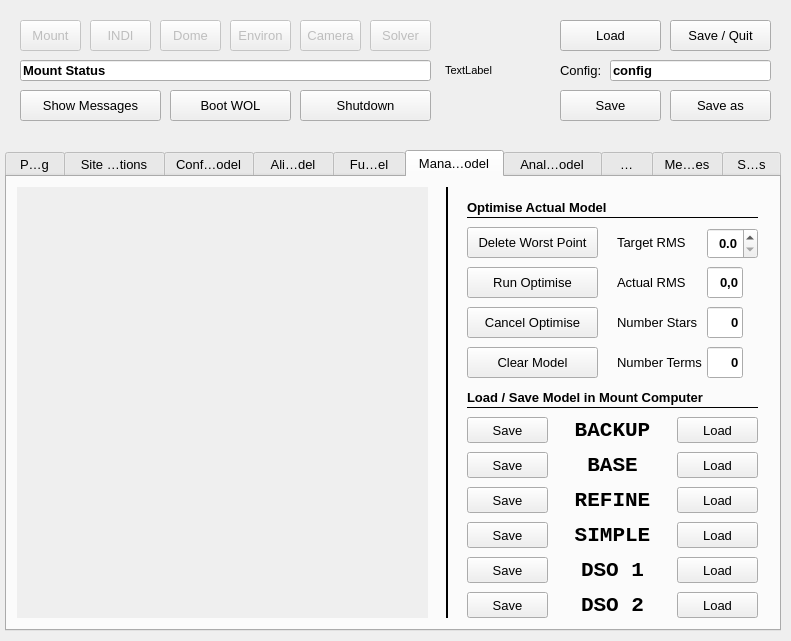
Old version of the form mountwizzard/gui/wizzard_main_ui.ui in the repository sayitfast/MountWizzard3.
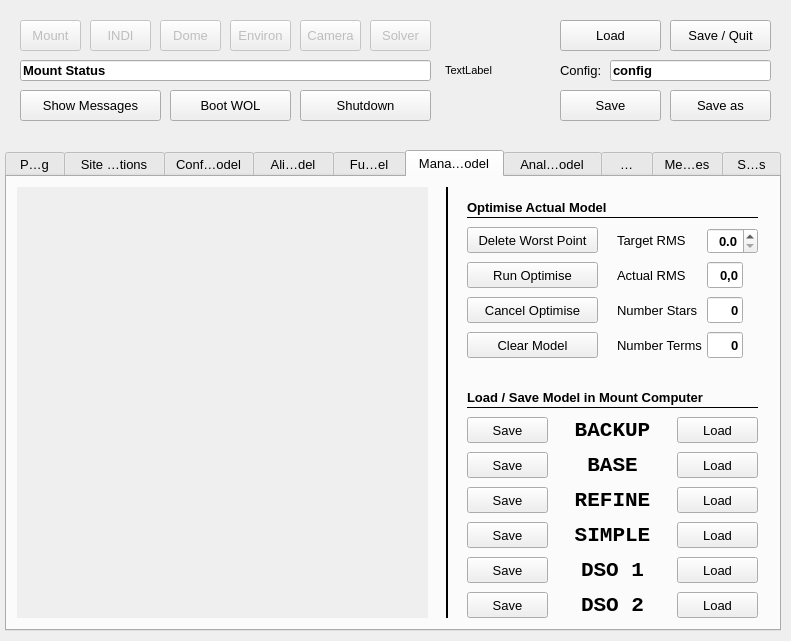
New version of the form. The open tabs and pages were chosen to show the change.

Diff of the .ui file:
```diff
--- a/mountwizzard/gui/wizzard_main_ui.ui
+++ b/mountwizzard/gui/wizzard_main_ui.ui
@@ -7446,7 +7446,7 @@
        <x>610</x>
        <y>50</y>
        <width>71</width>
-       <height>31</height>
+       <height>26</height>
       </rect>
      </property>
      <property name="font">
@@ -7462,9 +7462,9 @@
      <property name="geometry">
       <rect>
        <x>460</x>
-       <y>90</y>
+       <y>85</y>
        <width>131</width>
-       <height>31</height>
+       <height>26</height>
       </rect>
      </property>
      <property name="toolTip">
@@ -7480,7 +7480,7 @@
        <x>700</x>
        <y>51</y>
        <width>51</width>
-       <height>31</height>
+       <height>26</height>
       </rect>
      </property>
      <property name="font">
@@ -7589,7 +7589,7 @@
        <x>460</x>
        <y>50</y>
        <width>131</width>
-       <height>31</height>
+       <height>26</height>
       </rect>
      </property>
      <property name="toolTip">
@@ -7972,9 +7972,9 @@
      <property name="geometry">
       <rect>
        <x>460</x>
-       <y>130</y>
+       <y>120</y>
        <width>131</width>
-       <height>31</height>
+       <height>26</height>
       </rect>
      </property>
      <property name="toolTip">
@@ -7988,9 +7988,9 @@
      <property name="geometry">
       <rect>
        <x>700</x>
-       <y>90</y>
+       <y>85</y>
        <width>36</width>
-       <height>31</height>
+       <height>26</height>
       </rect>
      </property>
      <property name="font">
@@ -8030,9 +8030,9 @@
      <property name="geometry">
       <rect>
        <x>610</x>
-       <y>90</y>
+       <y>85</y>
        <width>71</width>
-       <height>31</height>
+       <height>26</height>
       </rect>
      </property>
      <property name="font">
@@ -8048,9 +8048,9 @@
      <property name="geometry">
       <rect>
        <x>460</x>
-       <y>170</y>
+       <y>155</y>
        <width>131</width>
-       <height>31</height>
+       <height>26</height>
       </rect>
      </property>
      <property name="toolTip">
@@ -8064,9 +8064,9 @@
      <property name="geometry">
       <rect>
        <x>700</x>
-       <y>130</y>
+       <y>120</y>
        <width>36</width>
-       <height>31</height>
+       <height>26</height>
       </rect>
      </property>
      <property name="font">
@@ -8106,9 +8106,9 @@
      <property name="geometry">
       <rect>
        <x>610</x>
-       <y>130</y>
+       <y>120</y>
        <width>81</width>
-       <height>31</height>
+       <height>26</height>
       </rect>
      </property>
      <property name="font">
@@ -8124,9 +8124,9 @@
      <property name="geometry">
       <rect>
        <x>700</x>
-       <y>170</y>
+       <y>155</y>
        <width>36</width>
-       <height>31</height>
+       <height>26</height>
       </rect>
      </property>
      <property name="font">
@@ -8166,9 +8166,9 @@
      <property name="geometry">
       <rect>
        <x>610</x>
-       <y>175</y>
+       <y>155</y>
        <width>86</width>
-       <height>21</height>
+       <height>26</height>
       </rect>
      </property>
      <property name="font">
```
Left out of the diff: 2 changed lines with no effect on the pictures.
